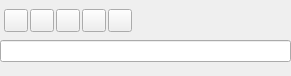
Joonalai/profiler-qgis-plugin, file src/profiler_plugin/ui/profiler_extension.ui: the form before one commit.
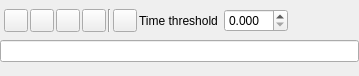
The form after the commit. Custom widgets are drawn as their Qt base class.

Commit message: feat: add a threshold for the profiler panel

The edit to the form file:
```diff
--- a/src/profiler_plugin/ui/profiler_extension.ui
+++ b/src/profiler_plugin/ui/profiler_extension.ui
@@ -6,7 +6,7 @@
    <rect>
     <x>0</x>
     <y>0</y>
-    <width>291</width>
+    <width>359</width>
     <height>76</height>
    </rect>
   </property>
@@ -107,6 +107,22 @@
        </property>
       </widget>
      </item>
+     <item>
+      <widget class="Line" name="line">
+       <property name="frameShadow">
+        <enum>QFrame::Sunken</enum>
+       </property>
+       <property name="lineWidth">
+        <number>1</number>
+       </property>
+       <property name="midLineWidth">
+        <number>0</number>
+       </property>
+       <property name="orientation">
+        <enum>Qt::Vertical</enum>
+       </property>
+      </widget>
+     </item>
      <item>
       <widget class="QToolButton" name="button_settings">
        <property name="toolTip">
@@ -121,17 +137,21 @@
       </widget>
      </item>
      <item>
-      <spacer name="horizontalSpacer">
-       <property name="orientation">
-        <enum>Qt::Horizontal</enum>
+      <widget class="QLabel" name="label">
+       <property name="text">
+        <string>Time threshold </string>
        </property>
-       <property name="sizeHint" stdset="0">
-        <size>
-         <width>40</width>
-         <height>20</height>
-        </size>
+      </widget>
+     </item>
+     <item>
+      <widget class="QDoubleSpinBox" name="double_spin_box_threshold">
+       <property name="decimals">
+        <number>3</number>
        </property>
-      </spacer>
+       <property name="singleStep">
+        <double>0.100000000000000</double>
+       </property>
+      </widget>
      </item>
      <item>
       <spacer name="horizontalSpacer_3">
```
The commit also changes 6 other files.
